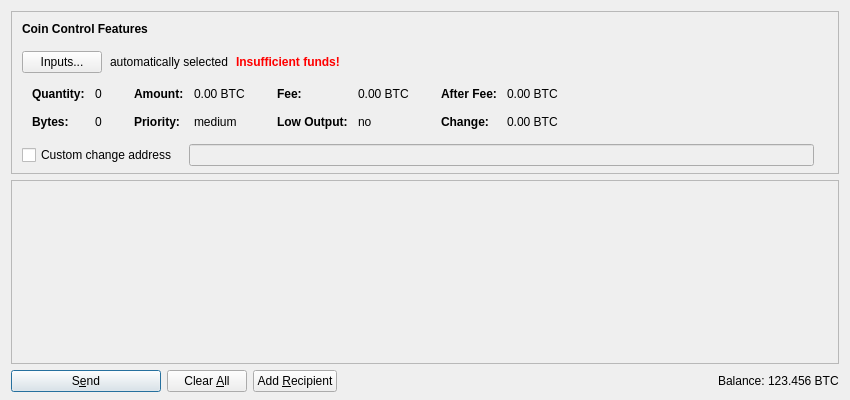
This is src/qt/forms/sendcoinsdialog.ui in ZiftrCOIN/ziftrcoin as Qt 5 draws it before an edit. The edited form follows.
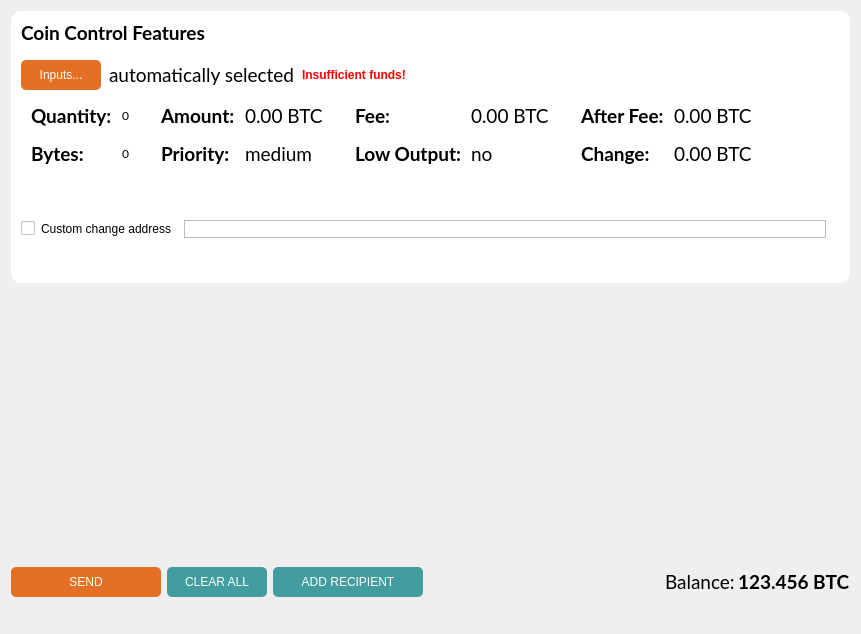
This is the edited form. Icons and pictures are not drawn. Custom widgets are drawn as their Qt base class.

Diff of the .ui file:
```diff
--- a/src/qt/forms/sendcoinsdialog.ui
+++ b/src/qt/forms/sendcoinsdialog.ui
@@ -6,17 +6,20 @@
    <rect>
     <x>0</x>
     <y>0</y>
-    <width>850</width>
-    <height>400</height>
+    <width>861</width>
+    <height>634</height>
    </rect>
   </property>
   <property name="windowTitle">
    <string>Send Coins</string>
   </property>
-  <layout class="QVBoxLayout" name="verticalLayout" stretch="0,1,0">
-   <property name="bottomMargin">
-    <number>8</number>
-   </property>
+  <property name="autoFillBackground">
+   <bool>true</bool>
+  </property>
+  <property name="styleSheet">
+   <string notr="true"/>
+  </property>
+  <layout class="QVBoxLayout" name="verticalLayout_3">
    <item>
     <widget class="QFrame" name="frameCoinControl">
      <property name="sizePolicy">
@@ -31,6 +34,9 @@
        <height>16777215</height>
       </size>
      </property>
+     <property name="styleSheet">
+      <string notr="true">background: #fff; border-radius: 10px;</string>
+     </property>
      <property name="frameShape">
       <enum>QFrame::StyledPanel</enum>
      </property>
@@ -54,7 +60,7 @@
        <number>6</number>
       </property>
       <item>
-       <layout class="QVBoxLayout" name="verticalLayoutCoinControl" stretch="0,0,0,0,1">
+       <layout class="QVBoxLayout" name="verticalLayoutCoinControl" stretch="0,0,0,0">
         <property name="spacing">
          <number>0</number>
         </property>
@@ -79,6 +85,8 @@
             </property>
             <property name="font">
              <font>
+              <family>Lato</family>
+              <pointsize>14</pointsize>
               <weight>75</weight>
               <bold>true</bold>
              </font>
@@ -104,7 +112,11 @@
           <item>
            <widget class="QPushButton" name="pushButtonCoinControl">
             <property name="styleSheet">
-             <string notr="true"/>
+             <string notr="true">background-color: #e37025;
+color: #fff;
+height: 30px;
+width: 80px;
+border-radius: 5px;</string>
             </property>
             <property name="text">
              <string>Inputs...</string>
@@ -113,6 +125,12 @@
           </item>
           <item>
            <widget class="QLabel" name="labelCoinControlAutomaticallySelected">
+            <property name="font">
+             <font>
+              <family>Lato</family>
+              <pointsize>14</pointsize>
+             </font>
+            </property>
             <property name="text">
              <string>automatically selected</string>
             </property>
@@ -217,6 +235,8 @@
                 <widget class="QLabel" name="labelCoinControlQuantityText">
                  <property name="font">
                   <font>
+                   <family>Lato</family>
+                   <pointsize>14</pointsize>
                    <weight>75</weight>
                    <bold>true</bold>
                   </font>
@@ -231,6 +251,11 @@
                </item>
                <item row="0" column="1">
                 <widget class="QLabel" name="labelCoinControlQuantity">
+                 <property name="font">
+                  <font>
+                   <family>Lato</family>
+                  </font>
+                 </property>
                  <property name="cursor">
                   <cursorShape>IBeamCursor</cursorShape>
                  </property>
@@ -252,6 +277,8 @@
                 <widget class="QLabel" name="labelCoinControlBytesText">
                  <property name="font">
                   <font>
+                   <family>Lato</family>
+                   <pointsize>14</pointsize>
                    <weight>75</weight>
                    <bold>true</bold>
                   </font>
@@ -263,6 +290,11 @@
                </item>
                <item row="1" column="1">
                 <widget class="QLabel" name="labelCoinControlBytes">
+                 <property name="font">
+                  <font>
+                   <family>Lato</family>
+                  </font>
+                 </property>
                  <property name="cursor">
                   <cursorShape>IBeamCursor</cursorShape>
                  </property>
@@ -300,6 +332,8 @@
                 <widget class="QLabel" name="labelCoinControlAmountText">
                  <property name="font">
                   <font>
+                   <family>Lato</family>
+                   <pointsize>14</pointsize>
                    <weight>75</weight>
                    <bold>true</bold>
                   </font>
@@ -314,6 +348,12 @@
                </item>
                <item row="0" column="1">
                 <widget class="QLabel" name="labelCoinControlAmount">
+                 <property name="font">
+                  <font>
+                   <family>Lato</family>
+                   <pointsize>14</pointsize>
+                  </font>
+                 </property>
                  <property name="cursor">
                   <cursorShape>IBeamCursor</cursorShape>
                  </property>
@@ -332,6 +372,8 @@
                 <widget class="QLabel" name="labelCoinControlPriorityText">
                  <property name="font">
                   <font>
+                   <family>Lato</family>
+                   <pointsize>14</pointsize>
                    <weight>75</weight>
                    <bold>true</bold>
                   </font>
@@ -343,6 +385,12 @@
                </item>
                <item row="1" column="1">
                 <widget class="QLabel" name="labelCoinControlPriority">
+                 <property name="font">
+                  <font>
+                   <family>Lato</family>
+                   <pointsize>14</pointsize>
+                  </font>
+                 </property>
                  <property name="cursor">
                   <cursorShape>IBeamCursor</cursorShape>
                  </property>
@@ -380,6 +428,8 @@
                 <widget class="QLabel" name="labelCoinControlFeeText">
                  <property name="font">
                   <font>
+                   <family>Lato</family>
+                   <pointsize>14</pointsize>
                    <weight>75</weight>
                    <bold>true</bold>
                   </font>
@@ -394,6 +444,12 @@
                </item>
                <item row="0" column="1">
                 <widget class="QLabel" name="labelCoinControlFee">
+                 <property name="font">
+                  <font>
+                   <family>Lato</family>
+                   <pointsize>14</pointsize>
+                  </font>
+                 </property>
                  <property name="cursor">
                   <cursorShape>IBeamCursor</cursorShape>
                  </property>
@@ -412,6 +468,8 @@
                 <widget class="QLabel" name="labelCoinControlLowOutputText">
                  <property name="font">
                   <font>
+                   <family>Lato</family>
+                   <pointsize>14</pointsize>
                    <weight>75</weight>
                    <bold>true</bold>
                   </font>
@@ -423,6 +481,12 @@
                </item>
                <item row="1" column="1">
                 <widget class="QLabel" name="labelCoinControlLowOutput">
+                 <property name="font">
+                  <font>
+                   <family>Lato</family>
+                   <pointsize>14</pointsize>
+                  </font>
+                 </property>
                  <property name="cursor">
                   <cursorShape>IBeamCursor</cursorShape>
                  </property>
@@ -460,6 +524,8 @@
                 <widget class="QLabel" name="labelCoinControlAfterFeeText">
                  <property name="font">
                   <font>
+                   <family>Lato</family>
+                   <pointsize>14</pointsize>
                    <weight>75</weight>
                    <bold>true</bold>
                   </font>
@@ -474,6 +540,12 @@
                </item>
                <item row="0" column="1">
                 <widget class="QLabel" name="labelCoinControlAfterFee">
+                 <property name="font">
+                  <font>
+                   <family>Lato</family>
+                   <pointsize>14</pointsize>
+                  </font>
+                 </property>
                  <property name="cursor">
                   <cursorShape>IBeamCursor</cursorShape>
                  </property>
@@ -492,6 +564,8 @@
                 <widget class="QLabel" name="labelCoinControlChangeText">
                  <property name="font">
                   <font>
+                   <family>Lato</family>
+                   <pointsize>14</pointsize>
                    <weight>75</weight>
                    <bold>true</bold>
                   </font>
@@ -503,6 +577,12 @@
                </item>
                <item row="1" column="1">
                 <widget class="QLabel" name="labelCoinControlChange">
+                 <property name="font">
+                  <font>
+                   <family>Lato</family>
+                   <pointsize>14</pointsize>
+                  </font>
+                 </property>
                  <property name="cursor">
                   <cursorShape>IBeamCursor</cursorShape>
                  </property>
@@ -559,6 +639,9 @@
               <verstretch>0</verstretch>
              </sizepolicy>
             </property>
+            <property name="styleSheet">
+             <string notr="true">border: 1px solid #bcbcbc; border-radius: 0;</string>
+            </property>
            </widget>
           </item>
           <item>
@@ -585,19 +668,6 @@
           </item>
          </layout>
         </item>
-        <item>
-         <spacer name="verticalSpacerCoinControl">
-          <property name="orientation">
-           <enum>Qt::Vertical</enum>
-          </property>
-          <property name="sizeHint" stdset="0">
-           <size>
-            <width>800</width>
-            <height>1</height>
-           </size>
-          </property>
-         </spacer>
-        </item>
        </layout>
       </item>
      </layout>
@@ -605,6 +675,9 @@
    </item>
    <item>
     <widget class="QScrollArea" name="scrollArea">
+     <property name="styleSheet">
+      <string notr="true">border:0;</string>
+     </property>
      <property name="widgetResizable">
       <bool>true</bool>
      </property>
@@ -613,11 +686,11 @@
        <rect>
         <x>0</x>
         <y>0</y>
-        <width>830</width>
-        <height>178</height>
+        <width>837</width>
+        <height>249</height>
        </rect>
       </property>
-      <layout class="QVBoxLayout" name="verticalLayout_2" stretch="0,1">
+      <layout class="QVBoxLayout" name="verticalLayout_2" stretch="0">
        <property name="leftMargin">
         <number>0</number>
        </property>
@@ -635,21 +708,21 @@
          <property name="spacing">
           <number>6</number>
          </property>
+         <item>
+          <spacer name="verticalSpacer">
+           <property name="orientation">
+            <enum>Qt::Vertical</enum>
+           </property>
+           <property name="sizeHint" stdset="0">
+            <size>
+             <width>17</width>
+             <height>37</height>
+            </size>
+           </property>
+          </spacer>
+         </item>
         </layout>
        </item>
-       <item>
-        <spacer name="verticalSpacer">
-         <property name="orientation">
-          <enum>Qt::Vertical</enum>
-         </property>
-         <property name="sizeHint" stdset="0">
-          <size>
-           <width>20</width>
-           <height>40</height>
-          </size>
-         </property>
-        </spacer>
-       </item>
       </layout>
      </widget>
     </widget>
@@ -667,15 +740,24 @@
        <property name="toolTip">
         <string>Confirm the send action</string>
        </property>
+       <property name="autoFillBackground">
+        <bool>false</bool>
+       </property>
+       <property name="styleSheet">
+        <string notr="true">background-color: #e37025;
+color: #fff;
+height: 30px;
+width: 10px;
+border-radius: 5px;</string>
+       </property>
        <property name="text">
-        <string>S&amp;end</string>
+        <string>SEND</string>
        </property>
-       <property name="icon">
-        <iconset resource="../bitcoin.qrc">
-         <normaloff>:/icons/send</normaloff>:/icons/send</iconset>
+       <property name="autoDefault">
+        <bool>false</bool>
        </property>
        <property name="default">
-        <bool>true</bool>
+        <bool>false</bool>
        </property>
       </widget>
      </item>
@@ -690,12 +772,15 @@
        <property name="toolTip">
         <string>Clear all fields of the form.</string>
        </property>
-       <property name="text">
-        <string>Clear &amp;All</string>
+       <property name="styleSheet">
+        <string notr="true">background-color: #419d9e;
+color: #fff;
+height: 30px;
+width: 100px;
+border-radius: 5px;</string>
        </property>
-       <property name="icon">
-        <iconset resource="../bitcoin.qrc">
-         <normaloff>:/icons/remove</normaloff>:/icons/remove</iconset>
+       <property name="text">
+        <string>CLEAR ALL</string>
        </property>
        <property name="autoRepeatDelay">
         <number>300</number>
@@ -710,12 +795,15 @@
        <property name="toolTip">
         <string>Send to multiple recipients at once</string>
        </property>
-       <property name="text">
-        <string>Add &amp;Recipient</string>
+       <property name="styleSheet">
+        <string notr="true">background-color: #419d9e;
+color: #fff;
+height: 30px;
+width: 150px;
+border-radius: 5px;</string>
        </property>
-       <property name="icon">
-        <iconset resource="../bitcoin.qrc">
-         <normaloff>:/icons/add</normaloff>:/icons/add</iconset>
+       <property name="text">
+        <string>ADD RECIPIENT</string>
        </property>
        <property name="autoDefault">
         <bool>false</bool>
@@ -748,6 +836,15 @@
            <verstretch>0</verstretch>
           </sizepolicy>
          </property>
+         <property name="font">
+          <font>
+           <family>Lato</family>
+           <pointsize>14</pointsize>
+          </font>
+         </property>
+         <property name="styleSheet">
+          <string notr="true">color: #000;</string>
+         </property>
          <property name="text">
           <string>Balance:</string>
          </property>
@@ -761,9 +858,20 @@
            <verstretch>0</verstretch>
           </sizepolicy>
          </property>
+         <property name="font">
+          <font>
+           <family>Lato</family>
+           <pointsize>14</pointsize>
+           <weight>75</weight>
+           <bold>true</bold>
+          </font>
+         </property>
          <property name="cursor">
           <cursorShape>IBeamCursor</cursorShape>
          </property>
+         <property name="styleSheet">
+          <string notr="true">color: #000;</string>
+         </property>
          <property name="text">
           <string notr="true">123.456 BTC</string>
          </property>
@@ -776,6 +884,46 @@
      </item>
     </layout>
    </item>
+   <item>
+    <layout class="QVBoxLayout" name="verticalLayout">
+     <item>
+      <layout class="QHBoxLayout" name="horizontalLayout_3">
+       <item>
+        <widget class="QLabel" name="label_wallet_bgcoin">
+         <property name="text">
+          <string/>
+         </property>
+         <property name="pixmap">
+          <pixmap resource="../bitcoin.qrc">:/images/wallet_bgcoin</pixmap>
+         </property>
+         <property name="scaledContents">
+          <bool>false</bool>
+         </property>
+         <property name="alignment">
+          <set>Qt::AlignCenter</set>
+         </property>
+         <property name="margin">
+          <number>-2</number>
+         </property>
+        </widget>
+       </item>
+       <item>
+        <spacer name="horizontalSpacer_2">
+         <property name="orientation">
+          <enum>Qt::Horizontal</enum>
+         </property>
+         <property name="sizeHint" stdset="0">
+          <size>
+           <width>40</width>
+           <height>20</height>
+          </size>
+         </property>
+        </spacer>
+       </item>
+      </layout>
+     </item>
+    </layout>
+   </item>
   </layout>
  </widget>
  <customwidgets>
```
